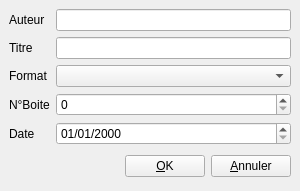
Before: the Qt Designer form Code/ui/Book.ui in pol51/GLst, drawn with Qt 5.
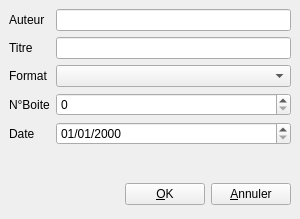
After: the same form once the commit is applied. Icons and pictures are not drawn.

```diff
--- a/Code/ui/Book.ui
+++ b/Code/ui/Book.ui
@@ -1,12 +1,12 @@
 <ui version="4.0" >
  <class>dialogAjoutBook</class>
- <widget class="QWidget" name="dialogAjoutBook" >
-  <property name="geometry" >
+ <widget class="QWidget" name="dialogAjoutBook">
+  <property name="geometry">
    <rect>
     <x>0</x>
     <y>0</y>
     <width>300</width>
-    <height>180</height>
+    <height>219</height>
    </rect>
   </property>
   <property name="windowTitle" >
@@ -36,24 +36,12 @@
      <property name="leftMargin" >
       <number>0</number>
      </property>
-     <property name="topMargin" >
-      <number>0</number>
-     </property>
-     <property name="rightMargin" >
-      <number>0</number>
-     </property>
-     <property name="bottomMargin" >
-      <number>0</number>
-     </property>
-     <property name="horizontalSpacing" >
+     <property name="spacing">
       <number>6</number>
      </property>
-     <property name="verticalSpacing" >
-      <number>6</number>
-     </property>
-     <item row="4" column="0" >
-      <widget class="QLabel" name="label_2_3_2" >
-       <property name="text" >
+     <item row="4" column="0">
+      <widget class="QLabel" name="label_2_3_2">
+       <property name="text">
         <string>Date</string>
        </property>
       </widget>
@@ -121,20 +109,11 @@
     </spacer>
    </item>
    <item>
-    <layout class="QHBoxLayout" >
-     <property name="spacing" >
+    <layout class="QHBoxLayout" name="_2">
+     <property name="spacing">
       <number>6</number>
      </property>
-     <property name="leftMargin" >
-      <number>0</number>
-     </property>
-     <property name="topMargin" >
-      <number>0</number>
-     </property>
-     <property name="rightMargin" >
-      <number>0</number>
-     </property>
-     <property name="bottomMargin" >
+     <property name="margin">
       <number>0</number>
      </property>
      <item>
@@ -151,8 +130,8 @@
       </spacer>
      </item>
      <item>
-      <widget class="QPushButton" name="okButton" >
-       <property name="text" >
+      <widget class="QPushButton" name="okButton">
+       <property name="text">
         <string>&amp;OK</string>
        </property>
        <property name="icon" >
@@ -161,8 +140,8 @@
       </widget>
      </item>
      <item>
-      <widget class="QPushButton" name="cancelButton" >
-       <property name="text" >
+      <widget class="QPushButton" name="cancelButton">
+       <property name="text">
         <string>&amp;Annuler</string>
        </property>
        <property name="icon" >
```
Left out of the diff: 98 changed lines with no effect on the pictures.
